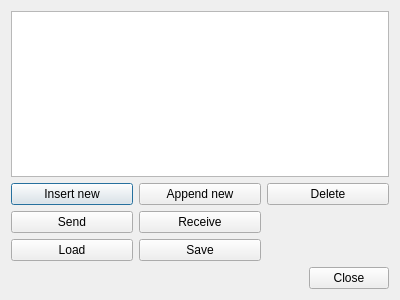
Above: src/messagelistdialog.ui from gitGNU/gnu_tutka before the change. Below: the same form after it.
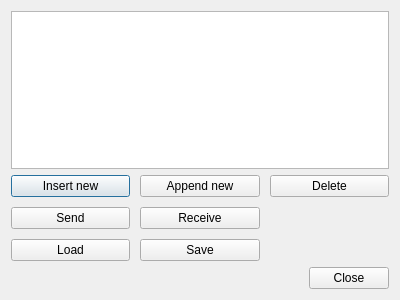
That is the form after the change.

Diff of the .ui file:
```diff
--- a/src/messagelistdialog.ui
+++ b/src/messagelistdialog.ui
@@ -15,10 +15,32 @@
   </property>
   <layout class="QVBoxLayout" name="verticalLayout">
    <item>
-    <widget class="QColumnView" name="columnView"/>
+    <widget class="QTableView" name="tableView">
+     <property name="showDropIndicator" stdset="0">
+      <bool>false</bool>
+     </property>
+     <property name="alternatingRowColors">
+      <bool>true</bool>
+     </property>
+     <property name="selectionBehavior">
+      <enum>QAbstractItemView::SelectRows</enum>
+     </property>
+     <property name="cornerButtonEnabled">
+      <bool>false</bool>
+     </property>
+     <attribute name="horizontalHeaderDefaultSectionSize">
+      <number>50</number>
+     </attribute>
+     <attribute name="horizontalHeaderStretchLastSection">
+      <bool>true</bool>
+     </attribute>
+    </widget>
    </item>
    <item>
     <layout class="QGridLayout" name="gridLayout">
+     <property name="spacing">
+      <number>10</number>
+     </property>
      <item row="0" column="0">
       <widget class="QPushButton" name="pushButton">
        <property name="text">
```
Left out of the diff: 25 changed lines with no effect on the pictures.
